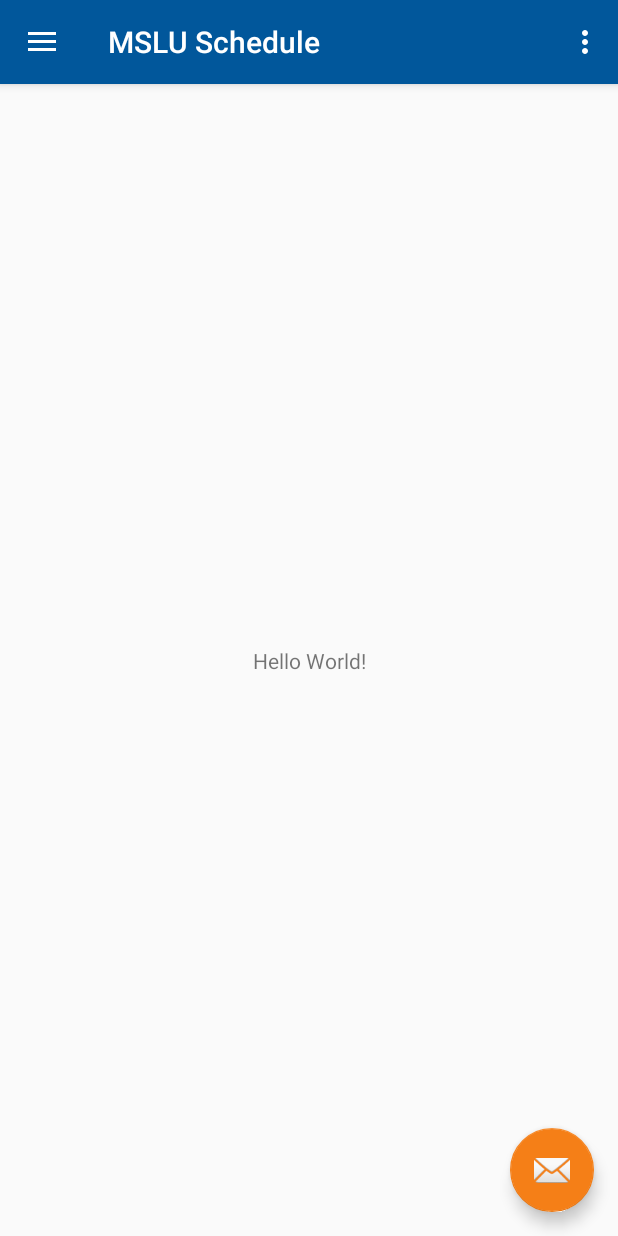
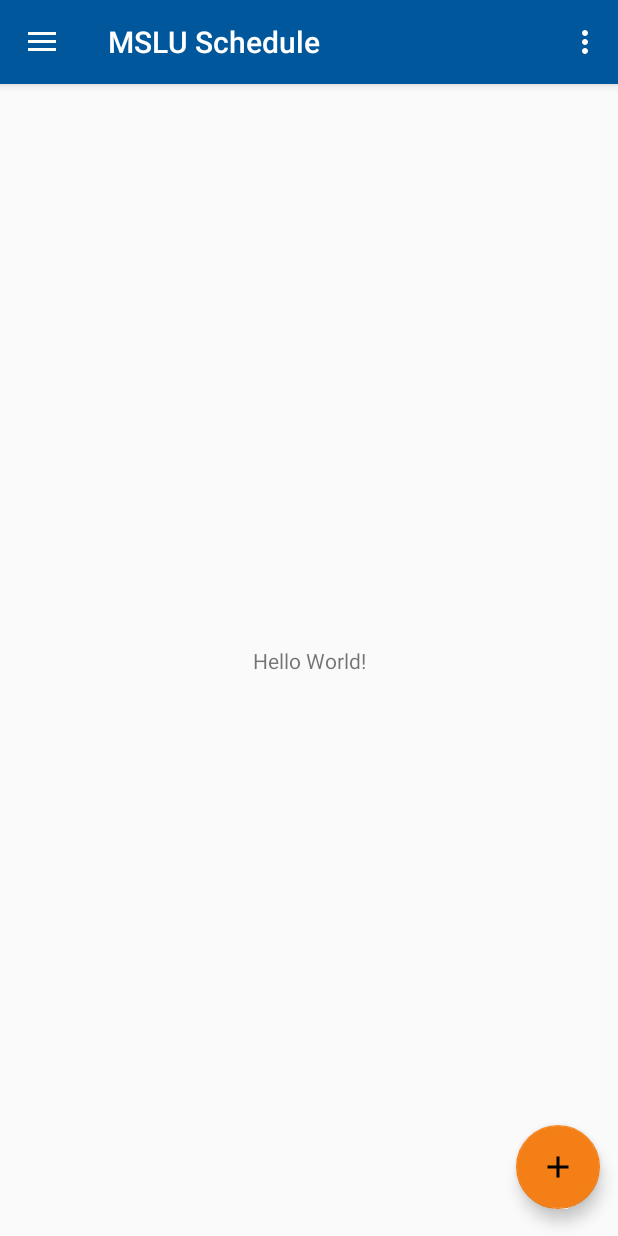
Before and after one commit to antkir/MsluSchedule, an Android app: the screen it shows after launch (MainActivity), on a phone screen of 412 x 824 dp. Run offline under Robolectric (Android 15) with nearby library versions, the phone set to English and light mode, and no system bars; our stand-ins replace Dagger/Hilt's generated code, Timber; 2 statements that could not run were skipped.

Commit message:
ui: main: Add floating action menu

```diff
--- a/app/src/main/kotlin/by/ntnk/msluschedule/ui/main/MainActivity.kt
+++ b/app/src/main/kotlin/by/ntnk/msluschedule/ui/main/MainActivity.kt
@@ -8,6 +8,7 @@ import android.support.v7.app.ActionBarDrawerToggle
 import android.support.v7.app.AppCompatActivity
 import android.view.Menu
 import android.view.MenuItem
+import android.view.View
 import by.ntnk.msluschedule.R
 import by.ntnk.msluschedule.data.StudyGroup
 import by.ntnk.msluschedule.data.Teacher
@@ -19,29 +20,32 @@ import dagger.android.DispatchingAndroidInjector
 import dagger.android.support.HasSupportFragmentInjector
 import kotlinx.android.synthetic.main.activity_main.*
 import kotlinx.android.synthetic.main.app_bar_main.*
+import kotlinx.android.synthetic.main.fam_main.*
 import timber.log.Timber
 import javax.inject.Inject
 
 private const val ADD_GROUP_FRAGMENT = "AddGroupFragment"
+private const val ADD_TEACHER_FRAGMENT = "AddTeacherFragment"
 
 class MainActivity :
         AppCompatActivity(),
         NavigationView.OnNavigationItemSelectedListener,
         HasSupportFragmentInjector,
         AddContainerDialogListener {
+    private var isFamOpen = false
+
     @Inject
     lateinit var fragmentDispatchingAndroidInjector: DispatchingAndroidInjector<Fragment>
+
+    override fun supportFragmentInjector(): AndroidInjector<Fragment> {
+        return fragmentDispatchingAndroidInjector
+    }
 
     override fun onCreate(savedInstanceState: Bundle?) {
         AndroidInjection.inject(this)
         super.onCreate(savedInstanceState)
         setContentView(R.layout.activity_main)
         setSupportActionBar(toolbar)
-
-        fab.setOnClickListener { view ->
-            val addGroupFragment = AddGroupFragment()
-            addGroupFragment.show(supportFragmentManager, ADD_GROUP_FRAGMENT)
-        }
 
         val toggle = ActionBarDrawerToggle(
                 this, drawer_layout, toolbar, R.string.navigation_drawer_open, R.string.navigation_drawer_close)
@@ -102,8 +106,41 @@ class MainActivity :
         return true
     }
 
-    override fun supportFragmentInjector(): AndroidInjector<Fragment> {
-        return fragmentDispatchingAndroidInjector
+    @Suppress("UNUSED_PARAMETER")
+    fun onBaseFabClick(view: View) {
+        toggleFloatingActionMenu(!isFamOpen)
+    }
+
+    private fun toggleFloatingActionMenu(enabled: Boolean) {
+        if (enabled) expandFam() else collapseFam()
+    }
+
+    private fun expandFam() {
+        isFamOpen = true
+        groupfab_main.visibility = View.VISIBLE
+        teacherfab_main.visibility = View.VISIBLE
+    }
+
+    private fun collapseFam() {
+        isFamOpen = false
+        groupfab_main.visibility = View.INVISIBLE
+        teacherfab_main.visibility = View.INVISIBLE
+    }
+
+    @Suppress("UNUSED_PARAMETER")
+    fun onGroupFabClick(view: View) {
+        val addGroupFragment = AddGroupFragment()
+        addGroupFragment.isCancelable = false
+        addGroupFragment.show(supportFragmentManager, ADD_GROUP_FRAGMENT)
+        if (isFamOpen) collapseFam()
+    }
+
+    @Suppress("UNUSED_PARAMETER")
+    fun onTeacherFabClick(view: View) {
+        val addTeacherFragment = AddTeacherFragment()
+        addTeacherFragment.isCancelable = false
+        addTeacherFragment.show(supportFragmentManager, ADD_TEACHER_FRAGMENT)
+        if (isFamOpen) collapseFam()
     }
 
     override fun onPositiveButtonGroup(studyGroup: StudyGroup) {
--- /dev/null
+++ b/app/src/main/res/drawable/ic_fab_add.xml
@@ -0,0 +1,11 @@
+<?xml version="1.0" encoding="utf-8"?>
+<vector xmlns:android="http://schemas.android.com/apk/res/android"
+    android:width="24dp"
+    android:height="24dp"
+    android:viewportWidth="24"
+    android:viewportHeight="24">
+    <path
+        android:fillColor="#000000"
+        android:pathData="M19,13h-6v6h-2v-6H5v-2h6V5h2v6h6v2z"/>
+
+</vector>
--- /dev/null
+++ b/app/src/main/res/drawable/ic_fab_group.xml
@@ -0,0 +1,17 @@
+<?xml version="1.0" encoding="utf-8"?>
+<vector xmlns:android="http://schemas.android.com/apk/res/android"
+    android:width="24dp"
+    android:height="24dp"
+    android:viewportWidth="24"
+    android:viewportHeight="24">
+
+    <path android:pathData="M0 0h24v24H0z" />
+
+    <path
+        android:fillColor="#000000"
+        android:pathData="M16 11c1.66 0 2.99-1.34 2.99-3S17.66 5 16 5c-1.66 0-3 1.34-3 3s1.34 3 3
+        3zm-8 0c1.66 0 2.99-1.34 2.99-3S9.66 5 8 5C6.34 5 5 6.34 5 8s1.34 3 3 3zm0 2c-2.33 0-7
+        1.17-7 3.5V19h14v-2.5c0-2.33-4.67-3.5-7-3.5zm8 0c-0.29 0-0.62 0.02 -0.97 0.05 1.16
+        0.84 1.97 1.97 1.97 3.45V19h6v-2.5c0-2.33-4.67-3.5-7-3.5z" />
+
+</vector>
--- /dev/null
+++ b/app/src/main/res/drawable/ic_fab_teacher.xml
@@ -0,0 +1,14 @@
+<?xml version="1.0" encoding="utf-8"?>
+<vector xmlns:android="http://schemas.android.com/apk/res/android"
+    android:width="24dp"
+    android:height="24dp"
+    android:viewportWidth="24"
+    android:viewportHeight="24">
+
+    <path android:pathData="M0 0h24v24H0z" />
+
+    <path
+        android:fillColor="#000000"
+        android:pathData="M5 13.18v4L12 21l7-3.82v-4L12 17l-7-3.82zM12 3L1 9l11 6 9-4.91V17h2V9L12 3z" />
+
+</vector>
--- a/app/src/main/res/layout/app_bar_main.xml
+++ b/app/src/main/res/layout/app_bar_main.xml
@@ -22,12 +22,6 @@
 
     <include layout="@layout/content_main" />
 
-    <android.support.design.widget.FloatingActionButton
-        android:id="@+id/fab"
-        android:layout_width="wrap_content"
-        android:layout_height="wrap_content"
-        android:layout_gravity="bottom|end"
-        android:layout_margin="@dimen/fab_margin"
-        app:srcCompat="@android:drawable/ic_dialog_email" />
+    <include layout="@layout/fam_main" />
 
 </android.support.design.widget.CoordinatorLayout>
--- /dev/null
+++ b/app/src/main/res/layout/fam_main.xml
@@ -0,0 +1,41 @@
+<?xml version="1.0" encoding="utf-8"?>
+<LinearLayout
+    xmlns:android="http://schemas.android.com/apk/res/android"
+    xmlns:app="http://schemas.android.com/apk/res-auto"
+    android:layout_width="wrap_content"
+    android:layout_height="wrap_content"
+    android:layout_gravity="bottom|end"
+    android:orientation="vertical">
+
+    <android.support.design.widget.FloatingActionButton
+        android:id="@+id/groupfab_main"
+        android:layout_width="wrap_content"
+        android:layout_height="wrap_content"
+        android:layout_gravity="center_horizontal"
+        android:onClick="onGroupFabClick"
+        android:src="@drawable/ic_fab_group"
+        android:visibility="invisible"
+        app:fabSize="mini"
+        app:useCompatPadding="true" />
+
+    <android.support.design.widget.FloatingActionButton
+        android:id="@+id/teacherfab_main"
+        android:layout_width="wrap_content"
+        android:layout_height="wrap_content"
+        android:layout_gravity="center_horizontal"
+        android:onClick="onTeacherFabClick"
+        android:src="@drawable/ic_fab_teacher"
+        android:visibility="invisible"
+        app:fabSize="mini"
+        app:useCompatPadding="true" />
+
+    <android.support.design.widget.FloatingActionButton
+        android:id="@+id/basefab_main"
+        android:layout_width="wrap_content"
+        android:layout_height="wrap_content"
+        android:onClick="onBaseFabClick"
+        android:src="@drawable/ic_fab_add"
+        app:fabSize="normal"
+        app:useCompatPadding="true" />
+
+</LinearLayout>
```
